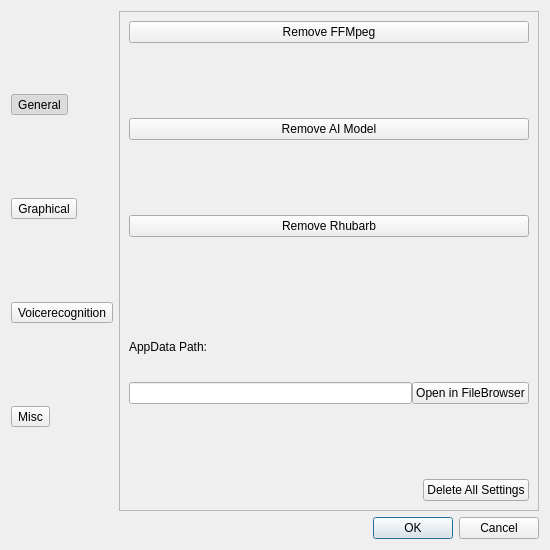
Before: the Qt Designer form rsrc/settings.ui in morevnaproject-org/papagayo-ng, drawn with Qt 5.
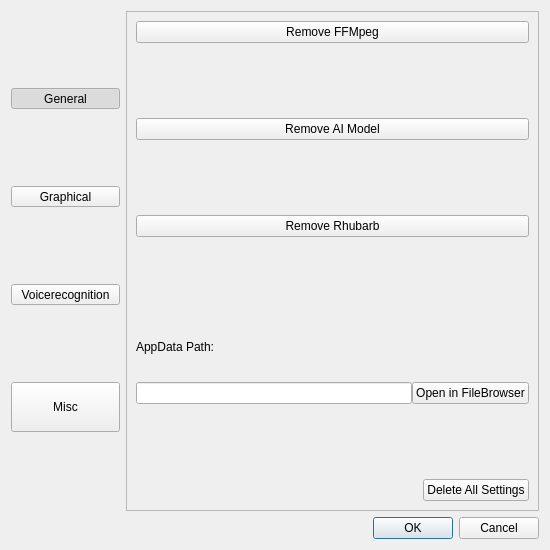
After: the same form once the commit is applied. Icons and pictures are not drawn.

Commit message: Create AppData directory if it doesn't exists yet. Automatically create version file for PyInstaller when running PyInstaller on Spec File. Small Layout improvement for Settings Dialog.

Diff of the .ui file:
```diff
--- a/rsrc/settings.ui
+++ b/rsrc/settings.ui
@@ -58,6 +58,12 @@
      </property>
      <item>
       <widget class="QToolButton" name="general_2">
+       <property name="minimumSize">
+        <size>
+         <width>109</width>
+         <height>0</height>
+        </size>
+       </property>
        <property name="text">
         <string>General</string>
        </property>
@@ -93,6 +99,12 @@
      </item>
      <item>
       <widget class="QToolButton" name="graphical_2">
+       <property name="minimumSize">
+        <size>
+         <width>109</width>
+         <height>0</height>
+        </size>
+       </property>
        <property name="text">
         <string>Graphical</string>
        </property>
@@ -119,6 +131,12 @@
      </item>
      <item>
       <widget class="QToolButton" name="voice_rec">
+       <property name="minimumSize">
+        <size>
+         <width>109</width>
+         <height>0</height>
+        </size>
+       </property>
        <property name="text">
         <string>Voicerecognition</string>
        </property>
@@ -147,8 +165,8 @@
       <widget class="QToolButton" name="misc_2">
        <property name="minimumSize">
         <size>
-         <width>0</width>
-         <height>0</height>
+         <width>109</width>
+         <height>50</height>
         </size>
        </property>
        <property name="baseSize">
```
The commit also changes 4 other files.
